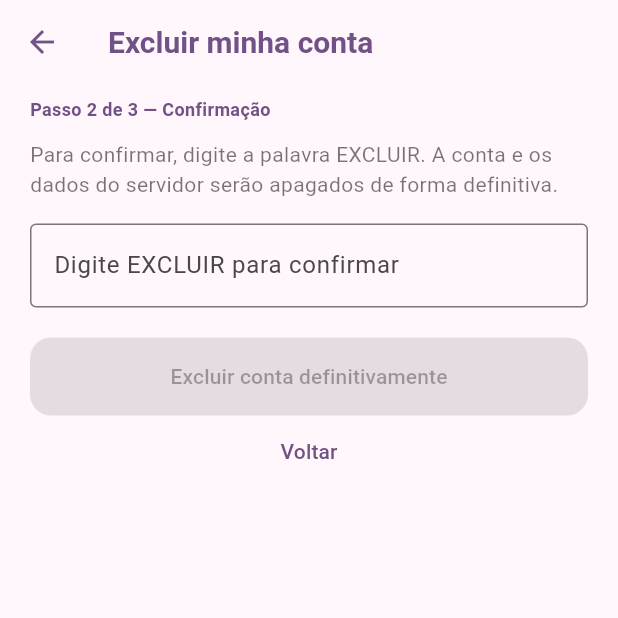
After one commit to rodrigolemospsi/mentall-api, a Flutter app: the ExclusaoContaPage screen opened directly, scrolled down 152 dp, after a tap on "Continuar", on a phone screen of 412 x 824 dp, the top half of it. The commit adds this screen. Run offline on Flutter 3.47's test engine with Material 3 defaults, Android fonts, the phone set to English and light mode, and no system bars; our stand-ins replace audioplayers, file_picker, flutter_local_notifications, flutter_riverpod, flutter_secure_storage, google_sign_in and 12 more; missing offline and left inert: android_intent_plus, dart:html, encrypt, extension_google_sign_in_as_googleapis_auth, googleapis, local_auth_android and 2 more; accounts and stored records are empty; network calls fail; statements that could not run were skipped.

Commit message:
feat(conta): exclusão de conta dentro do app (item 2.4a)
Fluxo de 3 passos em Configurações → Conta: aviso do que é apagado no
servidor e do que permanece no aparelho, confirmação digitada EXCLUIR e
recibo com contagens + retido. Usa o DELETE /conta existente, limpa a
sessão local (token/conta/cofre) e NÃO apaga o prontuário cifrado.

- ApiClient.excluirConta/limparSessaoLocal
- ExclusaoContaPage (aviso/confirmação/recibo) em Configurações
- seção Conta só para conta registrada (admin legado não vê)
- 13 testes novos (6 API + 7 widget); suíte 337/337 OK
- versão 1.0.55+56 (APK de teste, debug signing)

```diff
--- /dev/null
+++ b/lib/screens/exclusao_conta_page.dart
@@ -0,0 +1,546 @@
+import 'package:flutter/material.dart';
+
+import '../services/api_client.dart';
+import '../utils/mentall_colors.dart';
+import '../utils/raio.dart';
+import '../utils/tipografia.dart';
+import 'conta_page.dart';
+
+/// Exclusão de conta dentro do app (item 2.4a do checklist de publicação).
+///
+/// Três passos, como as duas lojas exigem:
+/// 1. aviso do que será apagado no servidor e do que permanece no aparelho;
+/// 2. confirmação digitada ("EXCLUIR");
+/// 3. recibo com o que foi eliminado e o que foi retido.
+///
+/// O prontuário clínico é cifrado no aparelho e NÃO é apagado pelo servidor:
+/// a tela diz isso com todas as letras e não promete "exclusão total".
+/// O prazo de guarda do prontuário é remetido à Política de Privacidade —
+/// decisão de 23/10 para não cravar um prazo ainda em validação jurídica.
+class ExclusaoContaPage extends StatefulWidget {
+  const ExclusaoContaPage({
+    super.key,
+    this.contaEmail,
+    this.excluirConta,
+    this.limparSessao,
+    this.aoConcluir,
+  });
+
+  /// E-mail exibido na confirmação. Em produção vem do [ApiClient].
+  final String? contaEmail;
+
+  /// Injetável nos testes; em produção usa [ApiClient.excluirConta].
+  final Future<Map<String, dynamic>> Function(String confirmacao)? excluirConta;
+
+  /// Injetável nos testes; em produção usa [ApiClient.limparSessaoLocal].
+  final Future<void> Function()? limparSessao;
+
+  /// Injetável nos testes; em produção navega para a tela de login/cadastro.
+  final VoidCallback? aoConcluir;
+
+  @override
+  State<ExclusaoContaPage> createState() => _ExclusaoContaPageState();
+}
+
+enum _Etapa { aviso, confirmar, recibo }
+
+class _ExclusaoContaPageState extends State<ExclusaoContaPage> {
+  static const String _palavraConfirmacao = 'EXCLUIR';
+
+  static const Map<String, String> _rotulosEliminados = {
+    'usuarios': 'Conta e login',
+    'contratos': 'Contratos terapêuticos',
+    'anamneses': 'Respostas de anamnese',
+    'lembretes': 'Lembretes e telefones',
+    'dispositivos': 'Dispositivos conectados',
+    'eventos': 'Registros técnicos (telemetria)',
+    'wuzapi_instancias': 'Conexão do WhatsApp',
+    'recuperacoes': 'Pedidos de recuperação',
+    'resets_senha': 'Códigos de redefinição de senha',
+  };
+
+  final TextEditingController _confirmacaoController = TextEditingController();
+
+  _Etapa _etapa = _Etapa.aviso;
+  bool _processando = false;
+  bool _confirmacaoOk = false;
+  String? _erro;
+  Map<String, dynamic>? _recibo;
+
+  @override
+  void initState() {
+    super.initState();
+    _confirmacaoController.addListener(_verificarConfirmacao);
+  }
+
+  @override
+  void dispose() {
+    _confirmacaoController.dispose();
+    super.dispose();
+  }
+
+  void _verificarConfirmacao() {
+    final ok =
+        _confirmacaoController.text.trim().toUpperCase() == _palavraConfirmacao;
+    if (ok != _confirmacaoOk) {
+      setState(() => _confirmacaoOk = ok);
+    }
+  }
+
+  Future<void> _excluir() async {
+    if (!_confirmacaoOk || _processando) return;
+    setState(() {
+      _processando = true;
+      _erro = null;
+    });
+
+    final excluir = widget.excluirConta ??
+        (String confirmacao) =>
+            ApiClient.excluirConta(confirmacao: confirmacao);
+
+    Map<String, dynamic> resultado;
+    try {
+      resultado = await excluir(_palavraConfirmacao);
+    } catch (_) {
+      if (!mounted) return;
+      setState(() {
+        _processando = false;
+        _erro = 'Erro inesperado ao excluir a conta. Tente novamente.';
+      });
+      return;
+    }
+    if (!mounted) return;
+
+    if (resultado['sucesso'] == true) {
+      try {
+        final limpar = widget.limparSessao ?? ApiClient.limparSessaoLocal;
+        await limpar();
+      } catch (_) {
+        // A conta já foi excluída no servidor; seguir para o recibo é mais
+        // seguro do que esconder a exclusão por falha de limpeza local.
+      }
+      if (!mounted) return;
+      setState(() {
+        _processando = false;
+        _recibo = (resultado['recibo'] as Map?)?.cast<String, dynamic>();
+        _etapa = _Etapa.recibo;
+      });
+      return;
+    }
+
+    final erro = resultado['erro'];
+    setState(() {
+      _processando = false;
+      _erro = erro is String && erro.isNotEmpty
+          ? erro
+          : 'Não foi possível excluir a conta agora. Tente novamente.';
+    });
+  }
+
+  void _irParaConfirmacao() {
+    setState(() {
+      _erro = null;
+      _etapa = _Etapa.confirmar;
+    });
+  }
+
+  void _voltarParaAviso() {
+    if (_processando) return;
+    setState(() {
+      _erro = null;
+      _etapa = _Etapa.aviso;
+    });
+  }
+
+  void _concluir() {
+    final aoConcluir = widget.aoConcluir;
+    if (aoConcluir != null) {
+      aoConcluir();
+      return;
+    }
+    Navigator.of(context).pushAndRemoveUntil(
+      MaterialPageRoute(builder: (_) => const ContaPage()),
+      (route) => false,
+    );
+  }
+
+  String? _emailDaConta() {
+    if (widget.contaEmail != null) return widget.contaEmail;
+    try {
+      return ApiClient.accountEmail;
+    } catch (_) {
+      return null;
+    }
+  }
+
+  String _formatarQuando(Object? quando) {
+    if (quando is! String) return '';
+    final data = DateTime.tryParse(quando)?.toLocal();
+    if (data == null) return '';
+    String dois(int valor) => valor.toString().padLeft(2, '0');
+    return '${dois(data.day)}/${dois(data.month)}/${data.year} '
+        'às ${dois(data.hour)}:${dois(data.minute)}';
+  }
+
+  @override
+  Widget build(BuildContext context) {
+    final noRecibo = _etapa == _Etapa.recibo;
+    return PopScope(
+      canPop: !noRecibo,
+      child: Scaffold(
+        backgroundColor: context.corFundo,
+        appBar: AppBar(
+          title: const Text('Excluir minha conta'),
+          backgroundColor: context.corFundo,
+          foregroundColor: context.corPrimaria,
+          elevation: 0,
+          automaticallyImplyLeading: !noRecibo,
+        ),
+        body: SafeArea(
+          child: ListView(
+            padding: const EdgeInsets.fromLTRB(20, 8, 20, 24),
+            children: [
+              _passoIndicador(context),
+              const SizedBox(height: 12),
+              if (_etapa == _Etapa.aviso) ..._conteudoAviso(context),
+              if (_etapa == _Etapa.confirmar) ..._conteudoConfirmacao(context),
+              if (_etapa == _Etapa.recibo) ..._conteudoRecibo(context),
+            ],
+          ),
+        ),
+      ),
+    );
+  }
+
+  Widget _passoIndicador(BuildContext context) {
+    final texto = switch (_etapa) {
+      _Etapa.aviso => 'Passo 1 de 3 — Aviso',
+      _Etapa.confirmar => 'Passo 2 de 3 — Confirmação',
+      _Etapa.recibo => 'Passo 3 de 3 — Recibo',
+    };
+    return Text(
+      texto,
+      style: TextStyle(
+        fontSize: Tipografia.sm,
+        fontWeight: FontWeight.w600,
+        color: context.corPrimaria,
+      ),
+    );
+  }
+
+  List<Widget> _conteudoAviso(BuildContext context) {
+    return [
+      Text(
+        'Esta ação apaga a sua conta e os dados do servidor. Ela não pode ser '
+        'desfeita depois da confirmação.',
+        style: TextStyle(
+          fontSize: Tipografia.base,
+          fontWeight: FontWeight.w600,
+          color: context.corError,
+          height: 1.4,
+        ),
+      ),
+      const SizedBox(height: 12),
+      _card(
+        context,
+        titulo: 'O que será apagado do servidor',
+        icone: Icons.delete_outline,
+        corIcone: context.corError,
+        linhas: const [
+          'Sua conta e o acesso (e-mail, senha e nome).',
+          'Contratos terapêuticos e respostas de anamnese enviados ao servidor.',
+          'Lembretes agendados e telefones cadastrados para envio.',
+          'Dispositivos conectados, registros técnicos (telemetria) e a conexão do WhatsApp.',
+          'Códigos de recuperação e de redefinição de senha.',
+        ],
+      ),
+      const SizedBox(height: 12),
+      _card(
+        context,
+        titulo: 'O que NÃO é apagado por esta ação',
+        icone: Icons.shield_outlined,
+        linhas: [
+          'O prontuário clínico cifrado neste aparelho (pacientes, sessões, '
+              'históricos e agenda local). O servidor não armazena conteúdo '
+              'clínico, e a guarda do prontuário é responsabilidade legal do '
+              'profissional. O prazo de guarda está descrito na Política de '
+              'Privacidade.',
+          'Arquivos de backup que você já exportou.',
+          'Eventos já criados no seu Google Calendar (a conexão com o Google é '
+              'encerrada; os eventos podem ser removidos no próprio Google, se '
+              'você quiser).',
+        ],
+      ),
+      const SizedBox(height: 12),
+      _card(
+        context,
+        titulo: 'Antes de continuar',
+        icone: Icons.info_outline,
+        linhas: const [
+          'Esta ação é definitiva: a conta não pode ser recuperada depois da exclusão.',
+          'Se quiser preservar uma cópia dos dados, exporte um backup em '
+              '"Backup e dados" antes de continuar. O backup é cifrado com a '
+              'senha que você definir.',
+          'A exclusão no servidor é imediata e o recibo aparece no fim do processo.',
+        ],
+      ),
+      const SizedBox(height: 20),
+      FilledButton(
+        onPressed: _irParaConfirmacao,
+        style: FilledButton.styleFrom(
+          padding: const EdgeInsets.symmetric(vertical: 16),
+          shape: RoundedRectangleBorder(
+            borderRadius: BorderRadius.circular(Raio.lg),
+          ),
+        ),
+        child: const Text('Continuar'),
+      ),
+      TextButton(
+        onPressed: () => Navigator.of(context).maybePop(),
+        child: const Text('Cancelar'),
+      ),
+    ];
+  }
+
+  List<Widget> _conteudoConfirmacao(BuildContext context) {
+    final email = _emailDaConta();
+    return [
+      Text(
+        'Para confirmar, digite a palavra EXCLUIR. A conta e os dados do '
+        'servidor serão apagados de forma definitiva.',
+        style: TextStyle(
+          fontSize: Tipografia.base,
+          color: context.corTextoSecondary,
+          height: 1.4,
+        ),
+      ),
+      if (email != null && email.isNotEmpty) ...[
+        const SizedBox(height: 8),
+        Text(
+          'Conta: $email',
+          style: TextStyle(
+            fontSize: Tipografia.sm,
+            color: context.corTextoMuted,
+          ),
+        ),
+      ],
+      const SizedBox(height: 16),
+      TextField(
+        controller: _confirmacaoController,
+        enabled: !_processando,
+        autocorrect: false,
+        textCapitalization: TextCapitalization.characters,
+        decoration: const InputDecoration(
+          labelText: 'Digite EXCLUIR para confirmar',
+          border: OutlineInputBorder(),
+        ),
+        onSubmitted: (_) => _excluir(),
+      ),
+      if (_erro != null) ...[
+        const SizedBox(height: 12),
+        Text(
+          _erro!,
+          style: TextStyle(color: context.corError, fontSize: Tipografia.smMd),
+        ),
+      ],
+      const SizedBox(height: 20),
+      FilledButton(
+        onPressed: _confirmacaoOk && !_processando ? _excluir : null,
+        style: FilledButton.styleFrom(
+          backgroundColor: context.corError,
+          foregroundColor: context.corOnPrimaria,
+          padding: const EdgeInsets.symmetric(vertical: 16),
+          shape: RoundedRectangleBorder(
+            borderRadius: BorderRadius.circular(Raio.lg),
+          ),
+        ),
+        child: _processando
+            ? SizedBox(
+                width: 20,
+                height: 20,
+                child: CircularProgressIndicator(
+                  strokeWidth: 2,
+                  color: context.corOnPrimaria,
+                ),
+              )
+            : const Text('Excluir conta definitivamente'),
+      ),
+      TextButton(
+        onPressed: _processando ? null : _voltarParaAviso,
+        child: const Text('Voltar'),
+      ),
+    ];
+  }
+
+  List<Widget> _conteudoRecibo(BuildContext context) {
+    final recibo = _recibo ?? const <String, dynamic>{};
+    final jaExcluida = recibo['ja_excluida'] == true;
+    final quando = _formatarQuando(recibo['quando']);
+    final eliminado =
+        (recibo['eliminado'] as Map?)?.cast<String, dynamic>() ??
+            const <String, dynamic>{};
+    final retido = (recibo['retido'] as Map?)?.cast<String, dynamic>() ??
+        const <String, dynamic>{};
+
+    final itens = <String>[];
+    for (final entrada in eliminado.entries) {
+      final valor = entrada.value;
+      final quantidade =
+          valor is int ? valor : int.tryParse('$valor') ?? 0;
+      if (quantidade > 0) {
+        itens.add(
+          '${_rotulosEliminados[entrada.key] ?? entrada.key}: $quantidade',
+        );
+      }
+    }
+
+    final prontuario = retido['prontuario'];
+    final linhasRetido = <String>[
+      if (prontuario is String && prontuario.isNotEmpty)
+        prontuario
+      else
+        'O prontuário clínico cifrado permanece neste aparelho.',
+      'A exclusão da conta não apaga os dados clínicos do aparelho.',
+      'O prazo de guarda do prontuário é o previsto na legislação e está '
+          'descrito na Política de Privacidade (em Privacidade e Segurança).',
+    ];
+
+    return [
+      Row(
+        children: [
+          Icon(
+            Icons.check_circle_outline,
+            size: 32,
+            color: context.corSuccess,
+          ),
+          const SizedBox(width: 10),
+          Expanded(
+            child: Text(
+              jaExcluida ? 'A conta já estava excluída' : 'Conta excluída',
+              style: TextStyle(
+                fontSize: Tipografia.xl,
+                fontWeight: FontWeight.bold,
+                color: context.corTextoHeading,
+              ),
+            ),
+          ),
+        ],
+      ),
+      if (quando.isNotEmpty) ...[
+        const SizedBox(height: 6),
+        Text(
+          'Concluído em $quando.',
+          style: TextStyle(
+            fontSize: Tipografia.sm,
+            color: context.corTextoMuted,
+          ),
+        ),
+      ],
+      const SizedBox(height: 16),
+      _card(
+        context,
+        titulo: 'Apagado do servidor',
+        icone: Icons.delete_sweep_outlined,
+        corIcone: context.corSuccess,
+        linhas: itens.isEmpty
+            ? const ['Nenhum registro residual foi encontrado no servidor.']
+            : itens,
+      ),
+      const SizedBox(height: 12),
+      _card(
+        context,
+        titulo: 'Mantido no aparelho',
+        icone: Icons.phone_android_outlined,
+        linhas: linhasRetido,
+      ),
+      const SizedBox(height: 12),
+      _card(
+        context,
+        titulo: 'Como apagar também os dados deste aparelho',
+        icone: Icons.help_outline,
+        linhas: const [
+          'Se não precisar manter o prontuário neste aparelho, exporte um '
+              'backup (se quiser uma cópia) e desinstale o app ou limpe os '
+              'dados do aplicativo nas configurações do aparelho.',
+          'Depois da exclusão, esta conta não pode ser recuperada. Criar uma '
+              'nova conta com o mesmo e-mail não restaura os dados apagados no '
+              'servidor.',
+        ],
+      ),
+      const SizedBox(height: 20),
+      FilledButton(
+        onPressed: _concluir,
+        style: FilledButton.styleFrom(
+          padding: const EdgeInsets.symmetric(vertical: 16),
+          shape: RoundedRectangleBorder(
+            borderRadius: BorderRadius.circular(Raio.lg),
+          ),
+        ),
+        child: const Text('Concluir'),
+      ),
+    ];
+  }
+
+  Widget _card(
+    BuildContext context, {
+    required String titulo,
+    required IconData icone,
+    required List<String> linhas,
+    Color? corIcone,
+  }) {
+    return Card(
+      elevation: 1,
+      shape: RoundedRectangleBorder(
+        borderRadius: BorderRadius.circular(Raio.xxl),
+      ),
+      child: Padding(
+        padding: const EdgeInsets.fromLTRB(16, 14, 16, 14),
+        child: Column(
+          crossAxisAlignment: CrossAxisAlignment.start,
+          children: [
+            Row(
+              children: [
+                Icon(icone, size: 20, color: corIcone ?? context.corPrimaria),
+                const SizedBox(width: 8),
+                Expanded(
+                  child: Text(
+                    titulo,
+                    style: TextStyle(
+                      fontSize: Tipografia.md,
+                      fontWeight: FontWeight.bold,
+                      color: context.corTextoHeading,
+                    ),
+                  ),
+                ),
+              ],
+            ),
+            const SizedBox(height: 8),
+            for (final linha in linhas)
+              Padding(
+                padding: const EdgeInsets.only(bottom: 6),
+                child: Row(
+                  crossAxisAlignment: CrossAxisAlignment.start,
+                  children: [
+                    Text(
+                      '• ',
+                      style: TextStyle(color: context.corTextoMuted),
+                    ),
+                    Expanded(
+                      child: Text(
+                        linha,
+                        style: TextStyle(
+                          fontSize: Tipografia.sm,
+                          color: context.corTextoSecondary,
+                          height: 1.35,
+                        ),
+                      ),
+                    ),
+                  ],
+                ),
+              ),
+          ],
+        ),
+      ),
+    );
+  }
+}
--- a/pubspec.yaml
+++ b/pubspec.yaml
@@ -16,7 +16,7 @@ publish_to: 'none' # Remove this line if you wish to publish to pub.dev
 # https://developer.apple.com/library/archive/documentation/General/Reference/InfoPlistKeyReference/Articles/CoreFoundationKeys.html
 # In Windows, build-name is used as the major, minor, and patch parts
 # of the product and file versions while build-number is used as the build suffix.
-version: 1.0.54+55
+version: 1.0.55+56
 environment:
   sdk: ^3.12.2
 
```
Also changed, not shown: lib/screens/configuracoes_page.dart (+33 -0 lines), lib/services/api_client.dart (+71 -0 lines), 3 other files.
